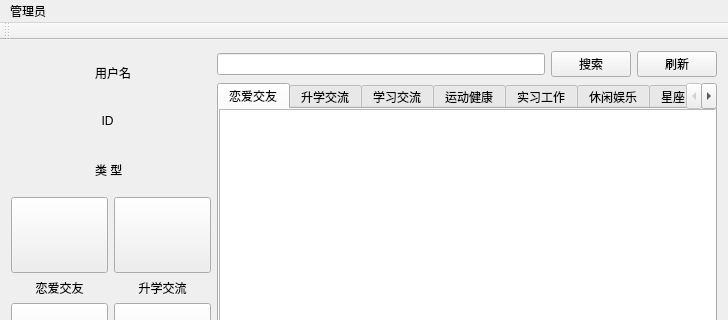
The window that CppWork/LearningForum/BoardWin.ui (Huangruopeng/LearningForum-Cpp) describes before a commit, drawn with Qt 5; both pictures show x 0 to 728 and y 0 to 320 of the 728 by 648 pixel window.
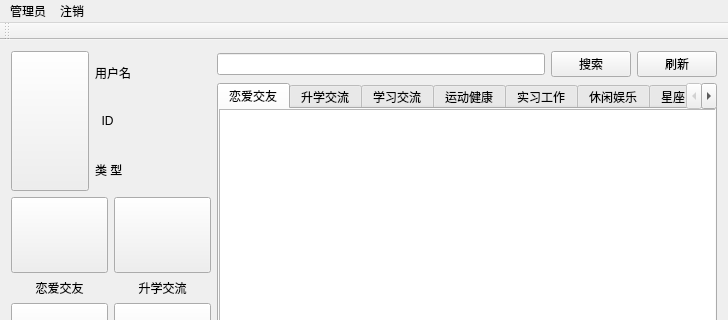
The same window after the commit. Icons and pictures are not drawn.

What changed in the file:
```diff
--- a/CppWork/LearningForum/BoardWin.ui
+++ b/CppWork/LearningForum/BoardWin.ui
@@ -22,22 +22,19 @@
         <item>
          <layout class="QHBoxLayout" name="horizontalLayout_6" stretch="2,3">
           <item>
-           <widget class="QLabel" name="ProfilePicture_label">
+           <widget class="QPushButton" name="Profile_btn">
             <property name="sizePolicy">
-             <sizepolicy hsizetype="Expanding" vsizetype="Expanding">
+             <sizepolicy hsizetype="Preferred" vsizetype="Preferred">
               <horstretch>0</horstretch>
               <verstretch>0</verstretch>
              </sizepolicy>
             </property>
             <property name="styleSheet">
-             <string notr="true">image: url(:/png/ProfilePic.png);</string>
+             <string notr="true">border-image: url(:/png/ProfilePic.png);</string>
             </property>
             <property name="text">
              <string/>
             </property>
-            <property name="alignment">
-             <set>Qt::AlignCenter</set>
-            </property>
            </widget>
           </item>
           <item>
@@ -700,7 +697,14 @@
     <addaction name="separator"/>
     <addaction name="actionAppoiny_Disappoint"/>
    </widget>
+   <widget class="QMenu" name="menu">
+    <property name="title">
+     <string>注销</string>
+    </property>
+    <addaction name="actionlogout"/>
+   </widget>
    <addaction name="menuj"/>
+   <addaction name="menu"/>
   </widget>
   <action name="actionAppoiny_Disappoint">
    <property name="text">
```
Left out of the diff: 5 changed lines with no effect on the pictures.
